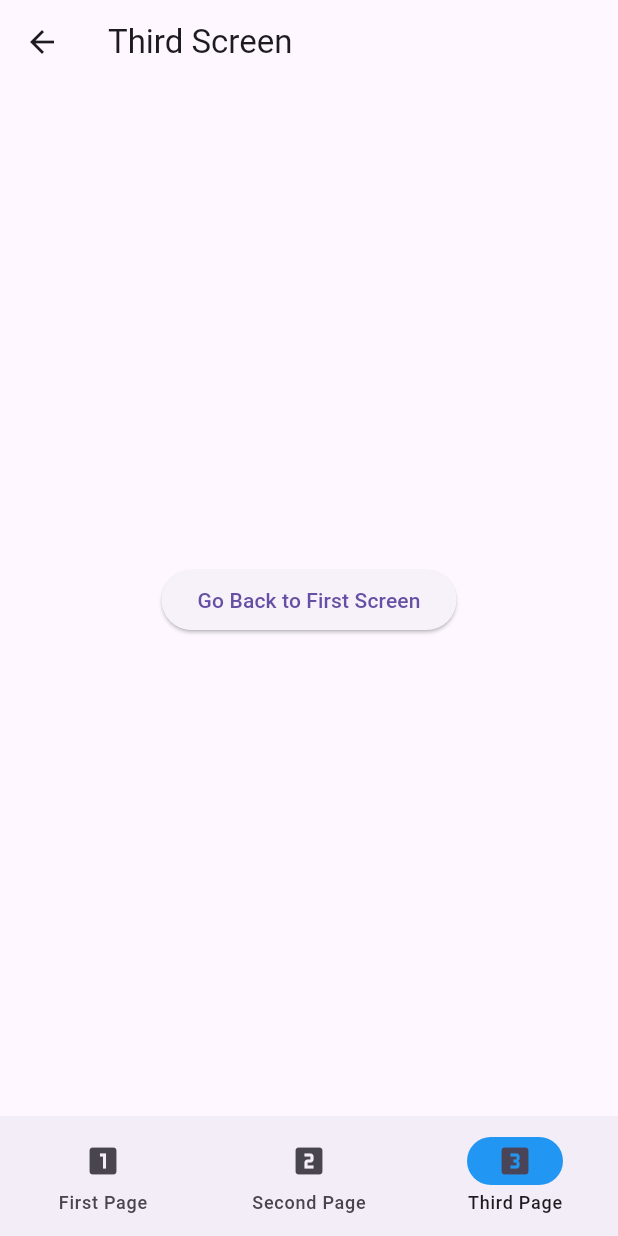
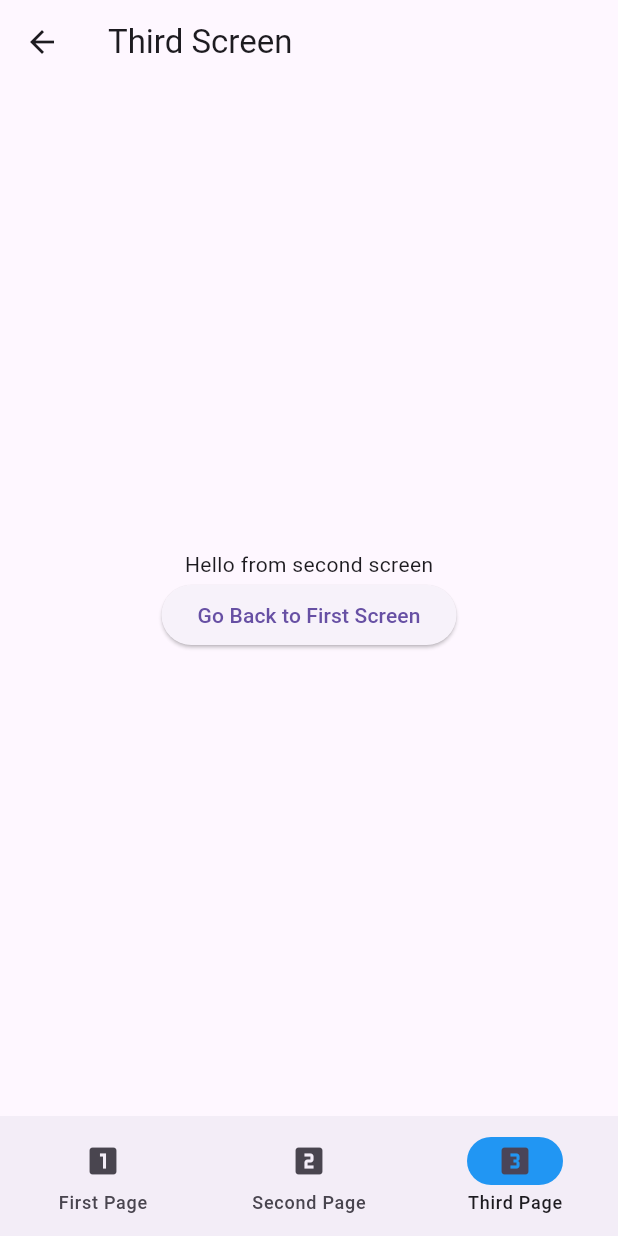
Before and after one commit to trfyrt/Routes-and-Navigation_Aaron-Kongdoh, a Flutter app: the screen it shows after launch, item 2 of the bottom bar chosen, after a tap on "Go to Third Screen", on a phone screen of 412 x 824 dp. Run offline on Flutter 3.47's test engine with Material 3 defaults, Android fonts, the phone set to English and light mode, and no system bars.

Commit message:
Data passing

```diff
--- a/lib/first_screen.dart
+++ b/lib/first_screen.dart
@@ -12,16 +12,25 @@ class _FirstScreenState extends State<FirstScreen> {
 
   @override
   Widget build(BuildContext context) {
+    final String receivedData =
+        ModalRoute.of(context)?.settings.arguments as String? ??
+            'No Data Passed';
     return Scaffold(
       appBar: AppBar(title: const Text('First Screen')),
       body: Center(
-        child: ElevatedButton(
-          onPressed: () {
-            Navigator.pushNamedAndRemoveUntil(
-                context, '/second', (route) => false);
-          },
-          child: const Text('Go to Second Screen'),
-        ),
+        child: Column(
+            mainAxisAlignment: MainAxisAlignment.center,
+            children: <Widget>[
+              Text(receivedData),
+              ElevatedButton(
+                onPressed: () {
+                  Navigator.pushNamedAndRemoveUntil(
+                      context, '/second', (route) => false,
+                      arguments: 'Hello from first screen');
+                },
+                child: const Text('Go to Second Screen'),
+              )
+            ]),
       ),
       bottomNavigationBar: NavigationBar(
         onDestinationSelected: (int index) {
@@ -29,7 +38,8 @@ class _FirstScreenState extends State<FirstScreen> {
             currentPageIndex = index;
           });
           Navigator.pushNamedAndRemoveUntil(
-              context, routes[index], (route) => false);
+              context, routes[index], (route) => false,
+              arguments: 'Hello from first screen');
         },
         indicatorColor: Colors.blue,
         selectedIndex: currentPageIndex,
--- a/lib/second_screen.dart
+++ b/lib/second_screen.dart
@@ -12,23 +12,34 @@ class _SecondScreenState extends State<SecondScreen> {
 
   @override
   Widget build(BuildContext context) {
+    final String receivedData =
+        ModalRoute.of(context)?.settings.arguments as String? ??
+            'No Data Passed';
+
     return Scaffold(
       appBar: AppBar(
           title: const Text('Second Screen'),
           leading: IconButton(
               onPressed: () {
                 Navigator.pushNamedAndRemoveUntil(
-                    context, '/', (route) => false);
+                    context, '/', (route) => false,
+                    arguments: 'Hello from second screen');
               },
               icon: Icon(Icons.arrow_back))),
       body: Center(
-        child: ElevatedButton(
-          onPressed: () {
-            Navigator.pushNamedAndRemoveUntil(
-                context, '/third', (route) => false);
-          },
-          child: const Text('Go to Third Screen'),
-        ),
+        child: Column(
+            mainAxisAlignment: MainAxisAlignment.center,
+            children: <Widget>[
+              Text(receivedData),
+              ElevatedButton(
+                onPressed: () {
+                  Navigator.pushNamedAndRemoveUntil(
+                      context, '/third', (route) => false,
+                      arguments: 'Hello from second screen');
+                },
+                child: const Text('Go to Third Screen'),
+              ),
+            ]),
       ),
       bottomNavigationBar: NavigationBar(
         onDestinationSelected: (int index) {
@@ -36,7 +47,8 @@ class _SecondScreenState extends State<SecondScreen> {
             currentPageIndex = index;
           });
           Navigator.pushNamedAndRemoveUntil(
-              context, routes[index], (route) => false);
+              context, routes[index], (route) => false,
+              arguments: 'Hello from second screen');
         },
         indicatorColor: Colors.blue,
         selectedIndex: currentPageIndex,
--- a/lib/third_screen.dart
+++ b/lib/third_screen.dart
@@ -12,22 +12,34 @@ class _ThirdScreenState extends State<ThirdScreen> {
 
   @override
   Widget build(BuildContext context) {
+    final String receivedData =
+        ModalRoute.of(context)?.settings.arguments as String? ??
+            'No Data Passed';
+
     return Scaffold(
       appBar: AppBar(
           title: const Text('Third Screen'),
           leading: IconButton(
               onPressed: () {
                 Navigator.pushNamedAndRemoveUntil(
-                    context, '/', (route) => false);
+                    context, '/', (route) => false,
+                    arguments: 'Hello from third screen');
               },
               icon: Icon(Icons.arrow_back))),
       body: Center(
-        child: ElevatedButton(
-          onPressed: () {
-            Navigator.pushNamedAndRemoveUntil(context, '/', (route) => false);
-          },
-          child: const Text('Go Back to First Screen'),
-        ),
+        child: Column(
+            mainAxisAlignment: MainAxisAlignment.center,
+            children: <Widget>[
+              Text(receivedData),
+              ElevatedButton(
+                onPressed: () {
+                  Navigator.pushNamedAndRemoveUntil(
+                      context, '/', (route) => false,
+                      arguments: 'Hello from third screen');
+                },
+                child: const Text('Go Back to First Screen'),
+              ),
+            ]),
       ),
       bottomNavigationBar: NavigationBar(
         onDestinationSelected: (int index) {
@@ -35,7 +47,8 @@ class _ThirdScreenState extends State<ThirdScreen> {
             currentPageIndex = index;
           });
           Navigator.pushNamedAndRemoveUntil(
-              context, routes[index], (route) => false);
+              context, routes[index], (route) => false,
+              arguments: 'Hello from third screen');
         },
         indicatorColor: Colors.blue,
         selectedIndex: currentPageIndex,
```
